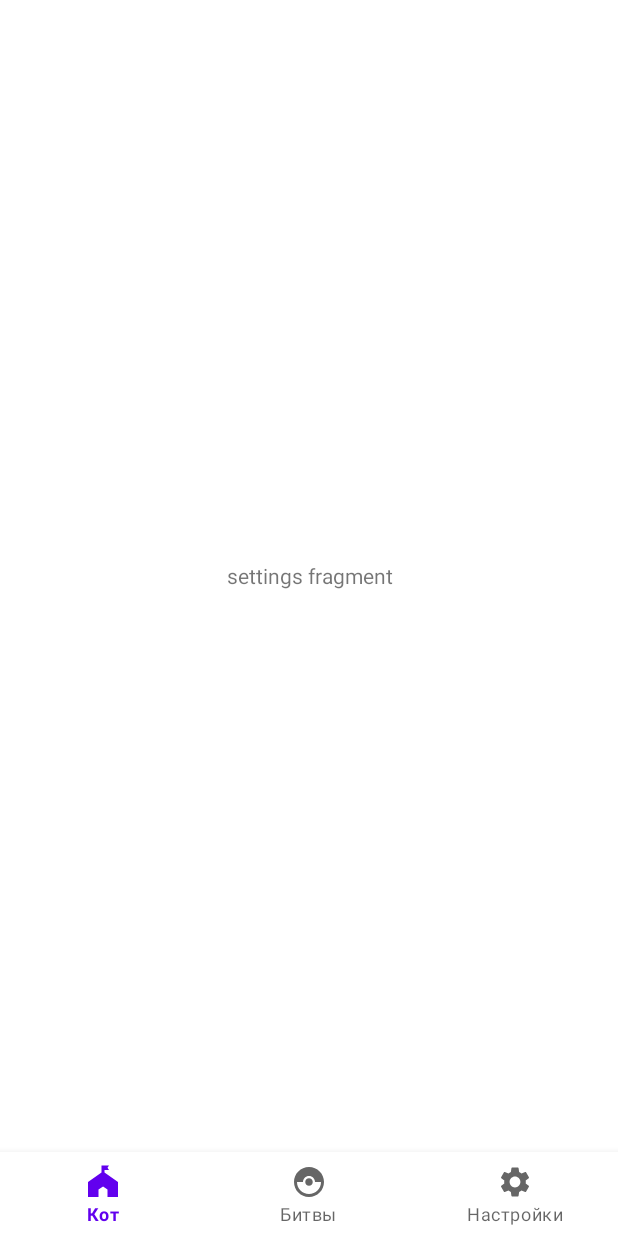
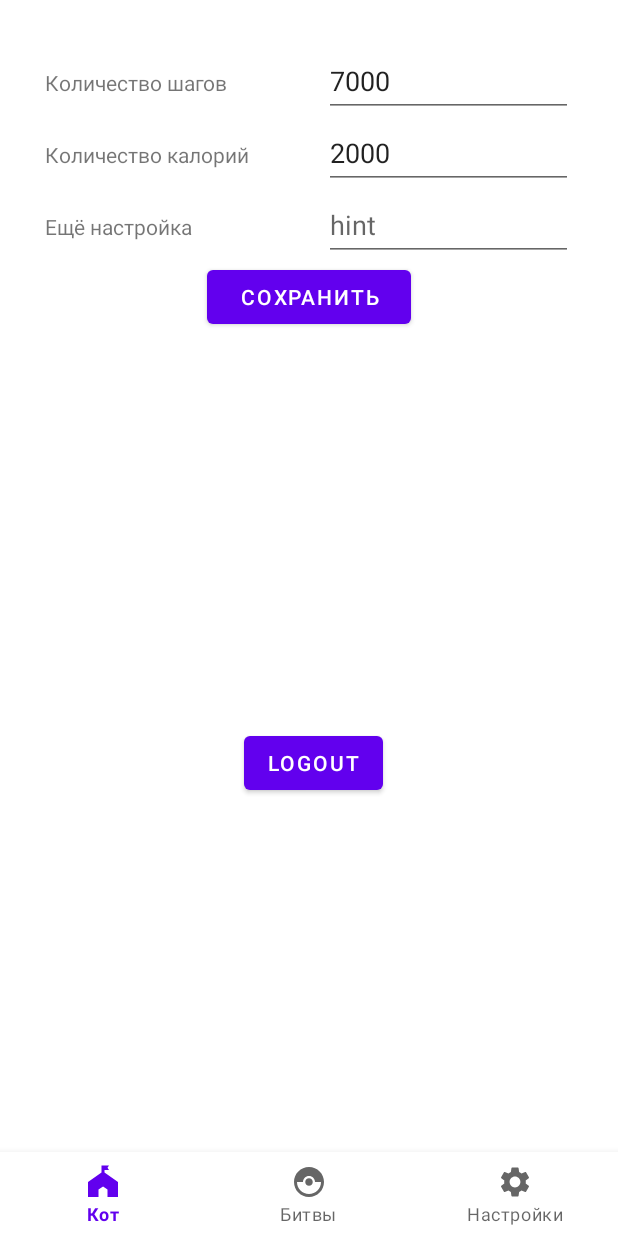
Before and after one commit to doctorwhat1/fitnessQuest, an Android app: the fragment Settings placed in its activity, on a phone screen of 412 x 824 dp. Run offline under Robolectric (Android 15) with nearby library versions, the light colour scheme and no system bars.

Commit message:
added settings screen

```diff
--- a/app/src/main/java/com/example/fitnessquest/LoginActivity.kt
+++ b/app/src/main/java/com/example/fitnessquest/LoginActivity.kt
@@ -1,5 +1,6 @@
 package com.example.fitnessquest
 
+import android.content.Context
 import android.content.Intent
 import androidx.appcompat.app.AppCompatActivity
 import android.os.Bundle
@@ -27,10 +28,20 @@ class LoginActivity : AppCompatActivity() {
         super.onCreate(savedInstanceState)
         setContentView(R.layout.activity_login)
 
+        val sharedPref = getSharedPreferences("sharedPref", Context.MODE_PRIVATE)
+        val editor = sharedPref.edit()
+
         firebaseAuth = FirebaseAuth.getInstance()
 
         loginEmail = findViewById(R.id.loginEmail)
         loginPassword = findViewById(R.id.loginPassword)
+
+
+        // if user is already logged in
+        if (sharedPref.getString("user","none").toString() != "none") {
+            val intent = Intent(this, MainActivity::class.java)
+            startActivity(intent)
+        }
 
 
         loginBTN = findViewById(R.id.loginBTN)
@@ -44,8 +55,11 @@ class LoginActivity : AppCompatActivity() {
             if (email.isNotEmpty() && password.isNotEmpty()){
                 firebaseAuth.signInWithEmailAndPassword(email, password).addOnCompleteListener{
                     if (it.isSuccessful){
+                        editor.putString("user", email)
+                        editor.apply()
                         val intent = Intent(this, MainActivity::class.java)
                         startActivity(intent)
+
                     } else {
                         Toast.makeText(this, it.exception.toString(), Toast.LENGTH_SHORT).show()
                     }
--- a/app/src/main/java/com/example/fitnessquest/Settings.kt
+++ b/app/src/main/java/com/example/fitnessquest/Settings.kt
@@ -1,10 +1,15 @@
 package com.example.fitnessquest
 
+import android.content.Context
+import android.content.Intent
 import android.os.Bundle
 import androidx.fragment.app.Fragment
 import android.view.LayoutInflater
 import android.view.View
 import android.view.ViewGroup
+import android.widget.Button
+import android.widget.EditText
+import android.widget.Toast
 
 // TODO: Rename parameter arguments, choose names that match
 // the fragment initialization parameters, e.g. ARG_ITEM_NUMBER
@@ -21,6 +26,14 @@ class Settings : Fragment() {
     private var param1: String? = null
     private var param2: String? = null
 
+    private lateinit var saveButton : Button
+    private lateinit var logoutButton : Button
+    private lateinit var setting1EditText : EditText
+    private lateinit var setting2EditText: EditText
+    private lateinit var setting3EditText : EditText
+    private lateinit var setting4EditText : EditText
+
+
     override fun onCreate(savedInstanceState: Bundle?) {
         super.onCreate(savedInstanceState)
         arguments?.let {
@@ -33,9 +46,71 @@ class Settings : Fragment() {
         inflater: LayoutInflater, container: ViewGroup?,
         savedInstanceState: Bundle?
     ): View? {
-        // Inflate the layout for this fragment
-        return inflater.inflate(R.layout.fragment_settings, container, false)
+        val view = inflater.inflate(R.layout.fragment_settings, container, false)
+
+        val sharedPref = requireContext().getSharedPreferences("sharedPref", Context.MODE_PRIVATE)
+        val editor = sharedPref.edit()
+
+        // fill editexts with data from sharedprefs
+        setting1EditText = view.findViewById(R.id.input_steps_daily)
+        setting1EditText.setText(sharedPref.getInt("steps_daily",7000).toString())
+
+
+        setting2EditText = view.findViewById(R.id.input_calories_daily)
+        setting2EditText.setText(sharedPref.getInt("calories_daily",2000).toString())
+
+
+
+
+        // save to shared pref button
+
+        saveButton = view.findViewById(R.id.button_save)
+        saveButton.setOnClickListener()
+        {
+
+            var steps_daily = setting1EditText.text.toString().toInt()
+            editor.putInt("steps_daily", steps_daily)
+            //saveToSharedPref("steps_daily",steps_daily)
+
+
+            var calories_daily = setting2EditText.text.toString().toInt()
+            editor.putInt("calories_daily", calories_daily)
+
+
+
+            editor.apply()
+            Toast.makeText(context, "Saved!", Toast.LENGTH_SHORT).show()
+
+        }
+
+
+        //logout button
+        logoutButton = view.findViewById(R.id.button_logout)
+        logoutButton.setOnClickListener()
+        {
+            editor.putString("user", "none")
+            editor.apply()
+
+            val intent = Intent(activity, LoginActivity::class.java)
+            startActivity(intent)
+
+
+
+        }
+
+
+
+
+        return view
     }
+//
+//    private fun saveToSharedPref(key: String, value: Int)
+//    {
+//        var sharedPref = requireContext().getSharedPreferences(resources.getString(R.string.app_name), Context.MODE_PRIVATE)
+//        var editor=sharedPref.edit()
+//        editor.putInt(key, value)
+//        editor.apply()
+//    }
 
     companion object {
         /**
--- a/app/src/main/java/com/example/fitnessquest/Workout.kt
+++ b/app/src/main/java/com/example/fitnessquest/Workout.kt
@@ -185,8 +185,8 @@ class Workout : AppCompatActivity(), SensorEventListener {
 
         accelerometer_data = findViewById(R.id.accelerometerTXT)
 
-        timerTXT = findViewById(R.id.timerText)
-        timerTXT.visibility = View.INVISIBLE
+//        timerTXT = findViewById(R.id.timerText)
+//        timerTXT.visibility = View.INVISIBLE
 
         workoutGif = findViewById(R.id.workoutGIF)
 
--- a/app/src/main/res/layout/activity_workout.xml
+++ b/app/src/main/res/layout/activity_workout.xml
@@ -53,9 +53,10 @@
         android:id="@+id/exerciseText"
         android:layout_width="wrap_content"
         android:layout_height="wrap_content"
-        android:layout_marginStart="128dp"
-        android:layout_marginTop="188dp"
+        android:layout_marginStart="24dp"
+        android:layout_marginTop="132dp"
         android:text="Название упражнения"
+        android:textSize="34sp"
         app:layout_constraintStart_toStartOf="parent"
         app:layout_constraintTop_toTopOf="parent" />
 
@@ -63,19 +64,10 @@
         android:id="@+id/exerciseRepsText"
         android:layout_width="wrap_content"
         android:layout_height="wrap_content"
-        android:layout_marginTop="220dp"
-        android:layout_marginEnd="164dp"
+        android:layout_marginTop="192dp"
+        android:layout_marginEnd="148dp"
         android:text="Повторения"
-        app:layout_constraintEnd_toEndOf="parent"
-        app:layout_constraintTop_toTopOf="parent" />
-
-    <TextView
-        android:id="@+id/timerText"
-        android:layout_width="wrap_content"
-        android:layout_height="wrap_content"
-        android:layout_marginTop="116dp"
-        android:layout_marginEnd="4dp"
-        android:text="ТАЙМЕР?"
+        android:textSize="20sp"
         app:layout_constraintEnd_toEndOf="parent"
         app:layout_constraintTop_toTopOf="parent" />
 
@@ -98,7 +90,7 @@
         android:layout_width="wrap_content"
         android:layout_height="wrap_content"
         android:layout_marginStart="192dp"
-        android:layout_marginTop="20dp"
+        android:layout_marginTop="12dp"
         android:foregroundGravity="center_vertical|center|center_horizontal"
         android:gravity="center_horizontal|center_vertical"
         android:text="100"
--- a/app/src/main/res/layout/fragment_settings.xml
+++ b/app/src/main/res/layout/fragment_settings.xml
@@ -1,15 +1,117 @@
 <?xml version="1.0" encoding="utf-8"?>
 <FrameLayout xmlns:android="http://schemas.android.com/apk/res/android"
+    xmlns:app="http://schemas.android.com/apk/res-auto"
     xmlns:tools="http://schemas.android.com/tools"
     android:layout_width="match_parent"
     android:layout_height="match_parent"
     tools:context=".Settings">
 
     <!-- TODO: Update blank fragment layout -->
-    <TextView
+
+    <androidx.constraintlayout.widget.ConstraintLayout
         android:layout_width="match_parent"
-        android:layout_height="match_parent"
-        android:text="settings fragment"
-        android:gravity="center"/>
+        android:layout_height="match_parent">
+
+        <Button
+            android:id="@+id/button_logout"
+            android:layout_width="wrap_content"
+            android:layout_height="wrap_content"
+            android:layout_marginStart="161dp"
+            android:layout_marginEnd="156dp"
+            android:layout_marginBottom="235dp"
+            android:text="Logout"
+            app:layout_constraintBottom_toBottomOf="parent"
+            app:layout_constraintEnd_toEndOf="parent"
+            app:layout_constraintStart_toStartOf="parent" />
+
+        <TableLayout
+            android:id="@+id/tables"
+            android:layout_width="match_parent"
+            android:layout_height="match_parent"
+            android:paddingStart="30dp"
+            android:paddingTop="30dp"
+            android:paddingEnd="30dp">
+
+            <TableRow
+                android:layout_width="match_parent"
+                android:layout_height="match_parent"
+                android:padding="0dp">
+
+                <TextView
+                    android:id="@+id/text_steps_daily"
+                    android:layout_width="wrap_content"
+                    android:layout_height="wrap_content"
+                    android:layout_weight="3"
+                    android:text="Количество шагов" />
+
+                <EditText
+                    android:id="@+id/input_steps_daily"
+                    android:layout_width="wrap_content"
+                    android:layout_height="wrap_content"
+                    android:layout_weight="7"
+                    android:hint="hint"
+                    android:minHeight="48dp" />
+            </TableRow>
+
+            <TableRow
+                android:layout_width="match_parent"
+                android:layout_height="match_parent">
+
+                <TextView
+                    android:id="@+id/text_calories_daily"
+                    android:layout_width="wrap_content"
+                    android:layout_height="wrap_content"
+                    android:layout_weight="3"
+                    android:text="Количество калорий" />
+
+                <EditText
+                    android:id="@+id/input_calories_daily"
+                    android:layout_width="wrap_content"
+                    android:layout_height="wrap_content"
+                    android:layout_weight="7"
+                    android:hint="hint"
+                    android:minHeight="48dp" />
+            </TableRow>
+
+            <TableRow
+                android:layout_width="match_parent"
+                android:layout_height="match_parent">
+
+                <TextView
+                    android:id="@+id/textView4"
+                    android:layout_width="wrap_content"
+                    android:layout_height="wrap_content"
+                    android:layout_weight="3"
+                    android:text="Ещё настройка" />
+
+                <EditText
+                    android:id="@+id/editText2"
+                    android:layout_width="wrap_content"
+                    android:layout_height="wrap_content"
+                    android:layout_weight="7"
+                    android:hint="hint"
+                    android:minHeight="48dp" />
+            </TableRow>
+
+            <TableRow
+                android:layout_width="match_parent"
+                android:layout_height="match_parent"
+                android:gravity="bottom|center">
+
+                <Button
+                    android:id="@+id/button_save"
+                    android:layout_width="wrap_content"
+                    android:layout_height="wrap_content"
+                    android:text="Сохранить" />
+
+            </TableRow>
+        </TableLayout>
+    </androidx.constraintlayout.widget.ConstraintLayout>
+
+    <androidx.constraintlayout.widget.ConstraintLayout
+        android:layout_width="match_parent"
+        android:layout_height="match_parent">
+
+    </androidx.constraintlayout.widget.ConstraintLayout>
 
 </FrameLayout>
```
